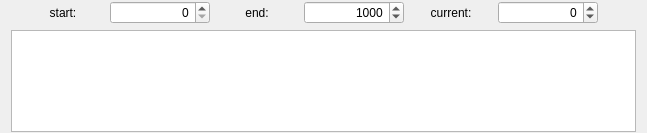
Before: the Qt Designer form auxiliary/QTUI/QTTimeLineWidget.ui in billhj/Etoile2015, drawn with Qt 5.
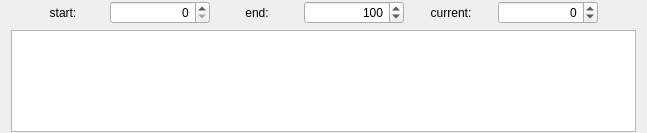
After: the same form once the commit is applied.

```diff
--- a/auxiliary/QTUI/QTTimeLineWidget.ui
+++ b/auxiliary/QTUI/QTTimeLineWidget.ui
@@ -108,7 +108,7 @@
          <number>1000000</number>
         </property>
         <property name="value">
-         <number>1000</number>
+         <number>100</number>
         </property>
        </widget>
       </item>
```
